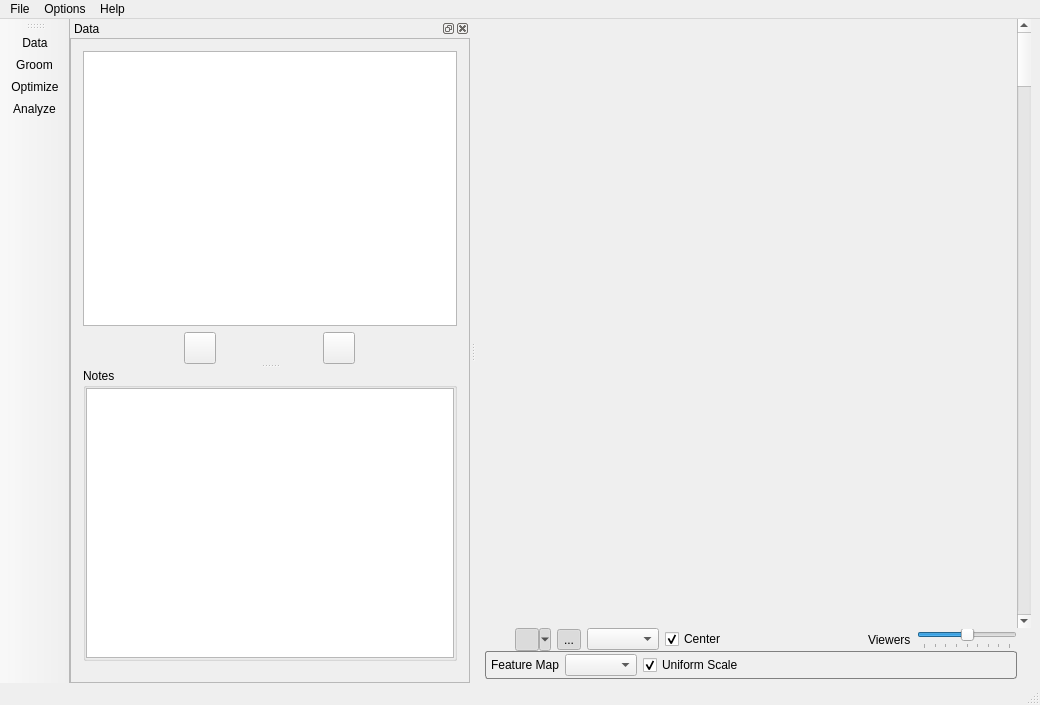
Old version of the form Studio/src/Interface/ShapeWorksStudioApp.ui in the repository SCIInstitute/ShapeWorks.
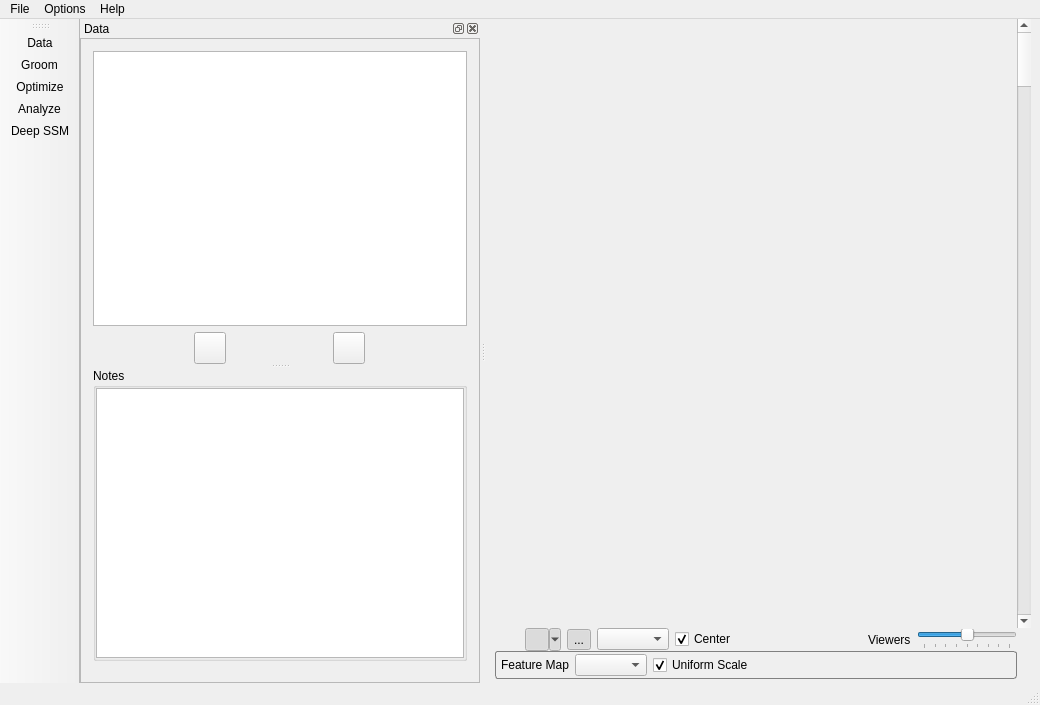
New version of the form. Icons and pictures are not drawn. Custom widgets are drawn as their Qt base class.

Commit message: Add DeepSSM tool to Studio interface

The edit to the form file:
```diff
--- a/Studio/src/Interface/ShapeWorksStudioApp.ui
+++ b/Studio/src/Interface/ShapeWorksStudioApp.ui
@@ -684,6 +684,7 @@
    <addaction name="action_groom_mode"/>
    <addaction name="action_optimize_mode"/>
    <addaction name="action_analysis_mode"/>
+   <addaction name="action_deepssm_mode"/>
   </widget>
   <action name="action_quit">
    <property name="text">
@@ -930,6 +931,15 @@
     <string>Export Current Particles...</string>
    </property>
   </action>
+  <action name="action_deepssm_mode">
+   <property name="icon">
+    <iconset resource="../Resources/ShapeWorksStudio.qrc">
+     <normaloff>:/Studio/Images/deep_ssm.png</normaloff>:/Studio/Images/deep_ssm.png</iconset>
+   </property>
+   <property name="text">
+    <string>Deep SSM</string>
+   </property>
+  </action>
  </widget>
  <customwidgets>
   <customwidget>
```
The commit also changes 2 other files.
